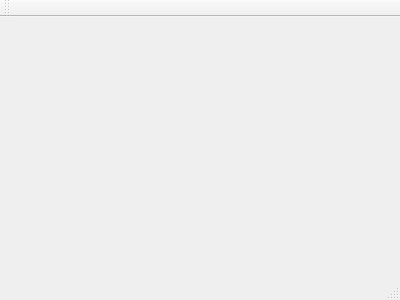
First picture: the form in mainwindow.ui, repository guiyang882/WebPackage, before the edit.
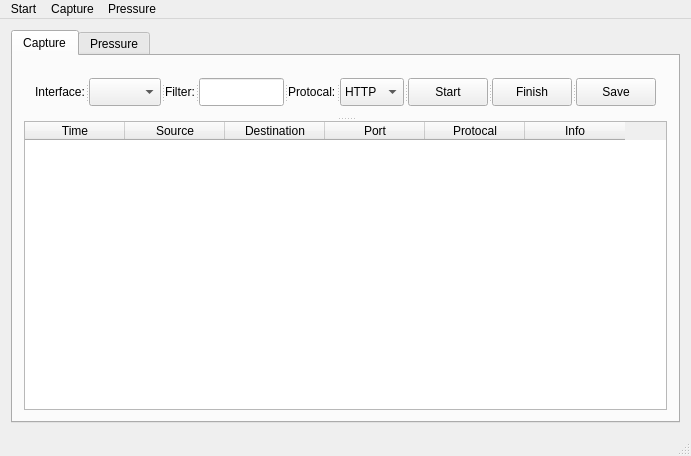
Second picture: the form after the edit.

Commit message: basic design about the Capture UI

The edit to the form file:
```diff
--- a/mainwindow.ui
+++ b/mainwindow.ui
@@ -1,24 +1,233 @@
 <ui version="4.0">
  <class>MainWindow</class>
- <widget class="QMainWindow" name="MainWindow" >
-  <property name="geometry" >
+ <widget class="QMainWindow" name="MainWindow">
+  <property name="geometry">
    <rect>
     <x>0</x>
     <y>0</y>
-    <width>400</width>
-    <height>300</height>
+    <width>691</width>
+    <height>456</height>
    </rect>
   </property>
   <property name="windowTitle" >
    <string>MainWindow</string>
   </property>
-  <widget class="QMenuBar" name="menuBar" />
-  <widget class="QToolBar" name="mainToolBar" />
-  <widget class="QWidget" name="centralWidget" />
-  <widget class="QStatusBar" name="statusBar" />
+  <widget class="QWidget" name="centralWidget">
+   <layout class="QVBoxLayout" name="verticalLayout">
+    <item>
+     <widget class="QTabWidget" name="tabWidget">
+      <property name="currentIndex">
+       <number>0</number>
+      </property>
+      <widget class="QWidget" name="tab_Capture">
+       <attribute name="title">
+        <string>Capture</string>
+       </attribute>
+       <layout class="QVBoxLayout" name="verticalLayout_3">
+        <item>
+         <widget class="QSplitter" name="splitter_2">
+          <property name="orientation">
+           <enum>Qt::Vertical</enum>
+          </property>
+          <widget class="QWidget" name="widget_Control" native="true">
+           <property name="maximumSize">
+            <size>
+             <width>16777215</width>
+             <height>50</height>
+            </size>
+           </property>
+           <layout class="QVBoxLayout" name="verticalLayout_2">
+            <item>
+             <widget class="QSplitter" name="splitter">
+              <property name="orientation">
+               <enum>Qt::Horizontal</enum>
+              </property>
+              <widget class="QLabel" name="label_3">
+               <property name="text">
+                <string>Interface:</string>
+               </property>
+              </widget>
+              <widget class="QComboBox" name="comboBox_interface"/>
+              <widget class="QLabel" name="label">
+               <property name="text">
+                <string>Filter:</string>
+               </property>
+              </widget>
+              <widget class="QLineEdit" name="lineEdit_filter"/>
+              <widget class="QLabel" name="label_2">
+               <property name="text">
+                <string>Protocal:</string>
+               </property>
+              </widget>
+              <widget class="QComboBox" name="comboBox_protocal">
+               <item>
+                <property name="text">
+                 <string>HTTP</string>
+                </property>
+               </item>
+               <item>
+                <property name="text">
+                 <string>IP</string>
+                </property>
+               </item>
+               <item>
+                <property name="text">
+                 <string>TCP</string>
+                </property>
+               </item>
+               <item>
+                <property name="text">
+                 <string>UDP</string>
+                </property>
+               </item>
+               <item>
+                <property name="text">
+                 <string>ICMP</string>
+                </property>
+               </item>
+               <item>
+                <property name="text">
+                 <string>ARP</string>
+                </property>
+               </item>
+               <item>
+                <property name="text">
+                 <string>RARP</string>
+                </property>
+               </item>
+              </widget>
+              <widget class="QPushButton" name="pushButton_start">
+               <property name="text">
+                <string>Start</string>
+               </property>
+              </widget>
+              <widget class="QPushButton" name="pushButton_finish">
+               <property name="text">
+                <string>Finish</string>
+               </property>
+              </widget>
+              <widget class="QPushButton" name="pushButton_save">
+               <property name="text">
+                <string>Save</string>
+               </property>
+              </widget>
+             </widget>
+            </item>
+           </layout>
+          </widget>
+          <widget class="QTableWidget" name="tableWidget_showPackages">
+           <column>
+            <property name="text">
+             <string>Time</string>
+            </property>
+           </column>
+           <column>
+            <property name="text">
+             <string>Source</string>
+            </property>
+           </column>
+           <column>
+            <property name="text">
+             <string>Destination</string>
+            </property>
+           </column>
+           <column>
+            <property name="text">
+             <string>Port</string>
+            </property>
+           </column>
+           <column>
+            <property name="text">
+             <string>Protocal</string>
+            </property>
+           </column>
+           <column>
+            <property name="text">
+             <string>Info</string>
+            </property>
+           </column>
+          </widget>
+         </widget>
+        </item>
+       </layout>
+      </widget>
+      <widget class="QWidget" name="tab_Pressure">
+       <attribute name="title">
+        <string>Pressure</string>
+       </attribute>
+      </widget>
+     </widget>
+    </item>
+   </layout>
+  </widget>
+  <widget class="QMenuBar" name="menuBar">
+   <property name="geometry">
+    <rect>
+     <x>0</x>
+     <y>0</y>
+     <width>691</width>
+     <height>25</height>
+    </rect>
+   </property>
+   <widget class="QMenu" name="menuStart">
+    <property name="title">
+     <string>Start</string>
+    </property>
+    <addaction name="actionExit"/>
+   </widget>
+   <widget class="QMenu" name="menuCapture">
+    <property name="title">
+     <string>Capture</string>
+    </property>
+    <addaction name="actionStart"/>
+    <addaction name="actionRestart"/>
+    <addaction name="actionFinish"/>
+    <addaction name="actionSave"/>
+    <addaction name="separator"/>
+    <addaction name="actionLoad"/>
+   </widget>
+   <widget class="QMenu" name="menuPressure">
+    <property name="title">
+     <string>Pressure</string>
+    </property>
+   </widget>
+   <addaction name="menuStart"/>
+   <addaction name="menuCapture"/>
+   <addaction name="menuPressure"/>
+  </widget>
+  <widget class="QStatusBar" name="statusBar"/>
+  <action name="actionExit">
+   <property name="text">
+    <string>Exit</string>
+   </property>
+  </action>
+  <action name="actionStart">
+   <property name="text">
+    <string>start</string>
+   </property>
+  </action>
+  <action name="actionRestart">
+   <property name="text">
+    <string>restart</string>
+   </property>
+  </action>
+  <action name="actionFinish">
+   <property name="text">
+    <string>finish</string>
+   </property>
+  </action>
+  <action name="actionSave">
+   <property name="text">
+    <string>save</string>
+   </property>
+  </action>
+  <action name="actionLoad">
+   <property name="text">
+    <string>load</string>
+   </property>
+  </action>
  </widget>
- <layoutDefault spacing="6" margin="11" />
- <pixmapfunction></pixmapfunction>
+ <layoutdefault spacing="6" margin="11"/>
  <resources/>
  <connections/>
 </ui>
```
Left out of the diff: 3 changed lines with no effect on the pictures.
